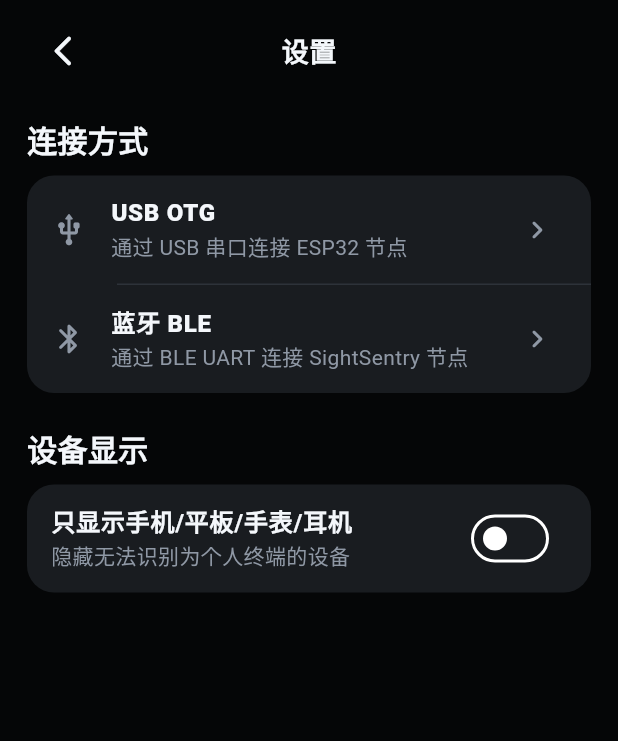
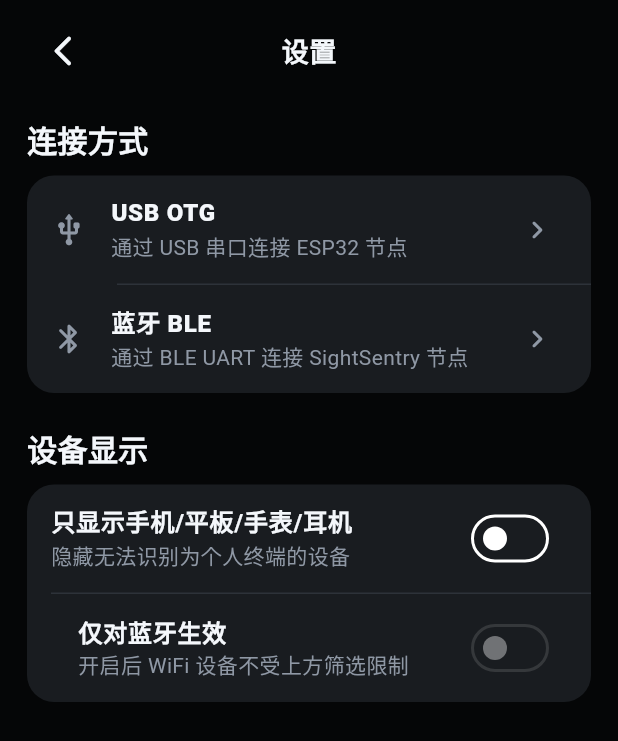
Before and after one commit to fhzit/sightsentry_pro, a Flutter app: the screen it shows after launch, after a tap on the "settings" icon, on a phone screen of 412 x 824 dp. Shown: the top 741 px of the screen. Run offline on Flutter 3.47's test engine with Material 3 defaults, Android fonts, the phone set to English and light mode, and no system bars; our stand-ins replace flutter_blue_plus, permission_handler; missing offline and left inert: usb_serial.

Commit message:
feat: 添加蓝牙专用设备过滤开关

```diff
--- a/flutter_client/lib/main.dart
+++ b/flutter_client/lib/main.dart
@@ -254,6 +254,17 @@ class SettingsPage extends StatelessWidget {
                     activeThumbColor: AppColors.blue,
                     title: const Text('只显示手机/平板/手表/耳机', style: TextStyle(color: AppColors.primaryText, fontWeight: FontWeight.w700)),
                     subtitle: const Text('隐藏无法识别为个人终端的设备', style: TextStyle(color: AppColors.secondaryText)),
+                  ),
+                  const Divider(height: 1, color: AppColors.divider, indent: 16),
+                  Padding(
+                    padding: const EdgeInsets.only(left: 18),
+                    child: SwitchListTile.adaptive(
+                      value: controller.personalDevicesOnlyBleOnly,
+                      onChanged: controller.personalDevicesOnly ? controller.setPersonalDevicesOnlyBleOnly : null,
+                      activeThumbColor: AppColors.blue,
+                      title: const Text('仅对蓝牙生效', style: TextStyle(color: AppColors.primaryText, fontWeight: FontWeight.w700)),
+                      subtitle: const Text('开启后 WiFi 设备不受上方筛选限制', style: TextStyle(color: AppColors.secondaryText)),
+                    ),
                   ),
                 ]),
               ],
--- a/flutter_client/lib/sentry_controller.dart
+++ b/flutter_client/lib/sentry_controller.dart
@@ -31,6 +31,7 @@ class SentryController extends ChangeNotifier {
   ConnectionStatus _status = ConnectionStatus.idle;
   String _filter = 'all';
   bool _personalDevicesOnly = false;
+  bool _personalDevicesOnlyBleOnly = false;
 
   SentryController() {
     _expiryTimer = Timer.periodic(const Duration(seconds: 2), (_) => pruneExpired());
@@ -38,7 +39,8 @@ class SentryController extends ChangeNotifier {
 
   List<SentryDevice> get devices {
     final list = _devices.values.where((device) {
-      if (_personalDevicesOnly && !device.isPersonalDevice) return false;
+      if (_personalDevicesOnly && !_personalDevicesOnlyBleOnly && !device.isPersonalDevice) return false;
+      if (_personalDevicesOnly && _personalDevicesOnlyBleOnly && device.type == SignalType.ble && !device.isPersonalDevice) return false;
       if (_filter == 'wifi') return device.type == SignalType.wifi;
       if (_filter == 'ble') return device.type == SignalType.ble;
       return true;
@@ -52,6 +54,7 @@ class SentryController extends ChangeNotifier {
   ConnectionStatus get status => _status;
   String get filter => _filter;
   bool get personalDevicesOnly => _personalDevicesOnly;
+  bool get personalDevicesOnlyBleOnly => _personalDevicesOnlyBleOnly;
   int get wifiCount => _devices.values.where((d) => d.type == SignalType.wifi).length;
   int get bleCount => _devices.values.where((d) => d.type == SignalType.ble).length;
 
@@ -62,6 +65,11 @@ class SentryController extends ChangeNotifier {
 
   void setPersonalDevicesOnly(bool value) {
     _personalDevicesOnly = value;
+    notifyListeners();
+  }
+
+  void setPersonalDevicesOnlyBleOnly(bool value) {
+    _personalDevicesOnlyBleOnly = value;
     notifyListeners();
   }
 
```
